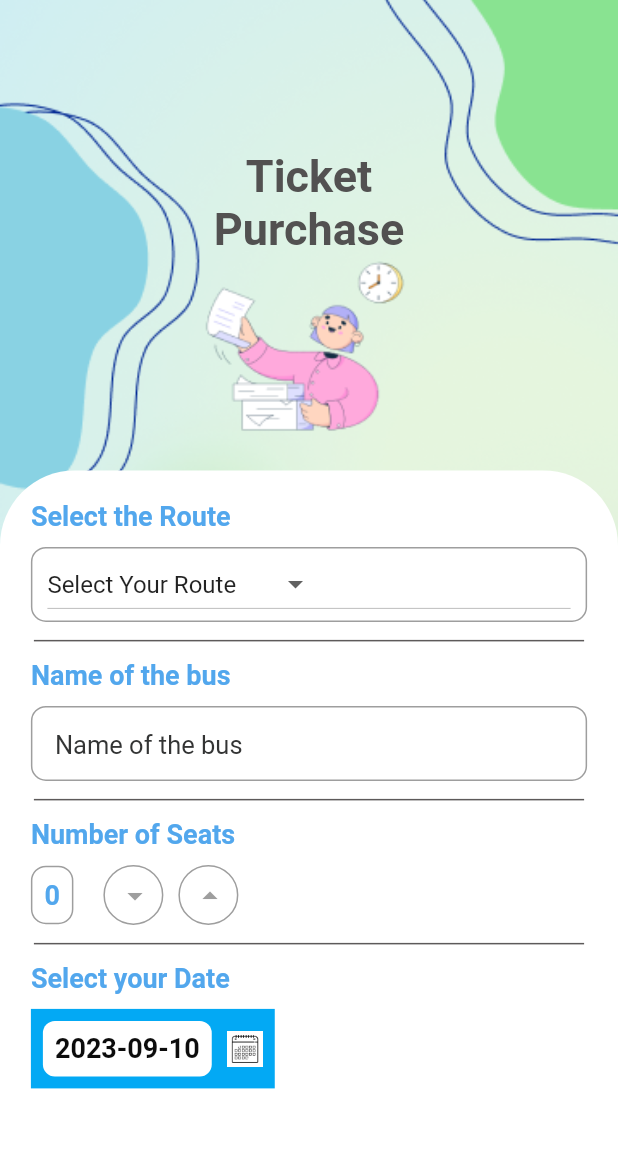
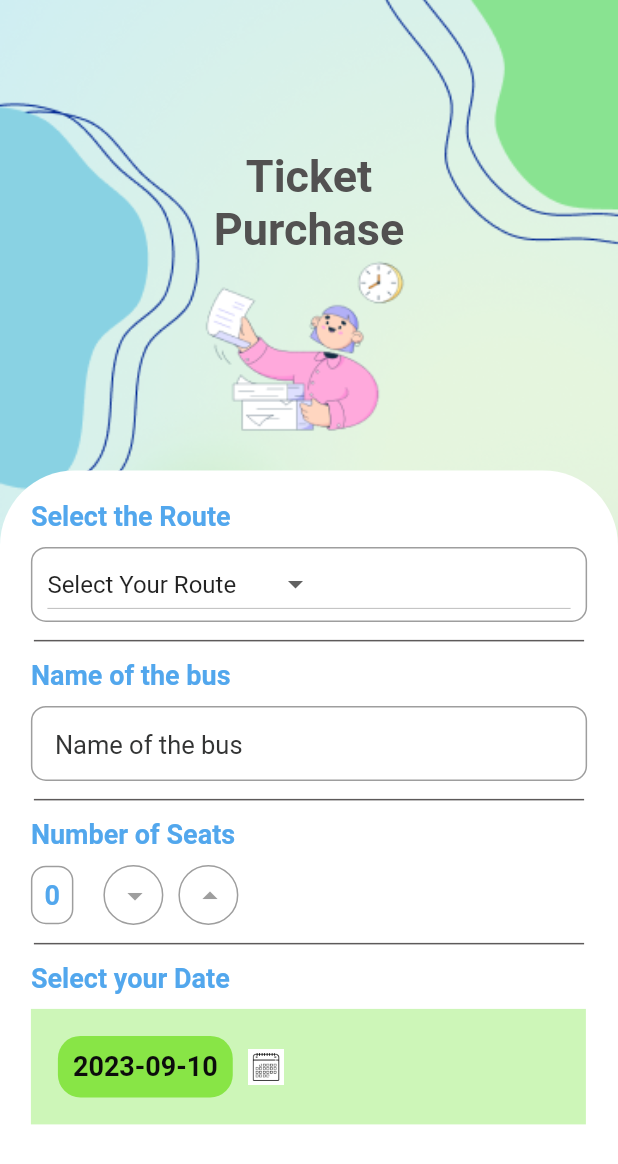
Before and after one commit to Chmx00/Shuttle-Service-Application, a Flutter app: the PaymentPage screen opened directly, on a phone screen of 412 x 824 dp. Shown: the top 1164 px of the screen. Run offline on Flutter 3.47's test engine with Material 2 defaults, Android fonts, the phone set to English and light mode, and no system bars; our stand-ins replace table_calendar.

Commit message:
add the new container

```diff
--- a/lib/pages/sub_pages/purchase.dart
+++ b/lib/pages/sub_pages/purchase.dart
@@ -306,22 +306,22 @@ class _PaymentPageState extends State<PaymentPage> {
                                 children: [
                                   Container(
                                     // Wrap the Row with a Container
-                                    color: Colors
-                                        .lightBlue, // Set the background color
-                                    padding: EdgeInsets.all(
-                                        8.0), // Add padding to the container
+                                    color: Color.fromARGB(255, 205, 246,
+                                        184), // Set the background color
+                                    padding: EdgeInsets.all(18.0),
+                                    width: 370, // Add padding to the container
                                     child: Row(
                                       // Nested Row containing the date and icon
                                       children: [
                                         Container(
                                           // Add another Container for the selected date
                                           padding: EdgeInsets.all(
-                                              8.0), // Adjust the padding as needed
+                                              10.0), // Adjust the padding as needed
                                           decoration: BoxDecoration(
-                                            color: Colors
-                                                .white, // Background color for the selected date container
+                                            color: Color.fromARGB(255, 136, 229,
+                                                70), // Background color for the selected date container
                                             borderRadius: BorderRadius.circular(
-                                                8.0), // Optional: Add rounded corners
+                                                15.0), // Optional: Add rounded corners
                                           ),
                                           child: Text(
                                             '${DateFormat('yyyy-MM-dd').format(selectedDate)}',
```
